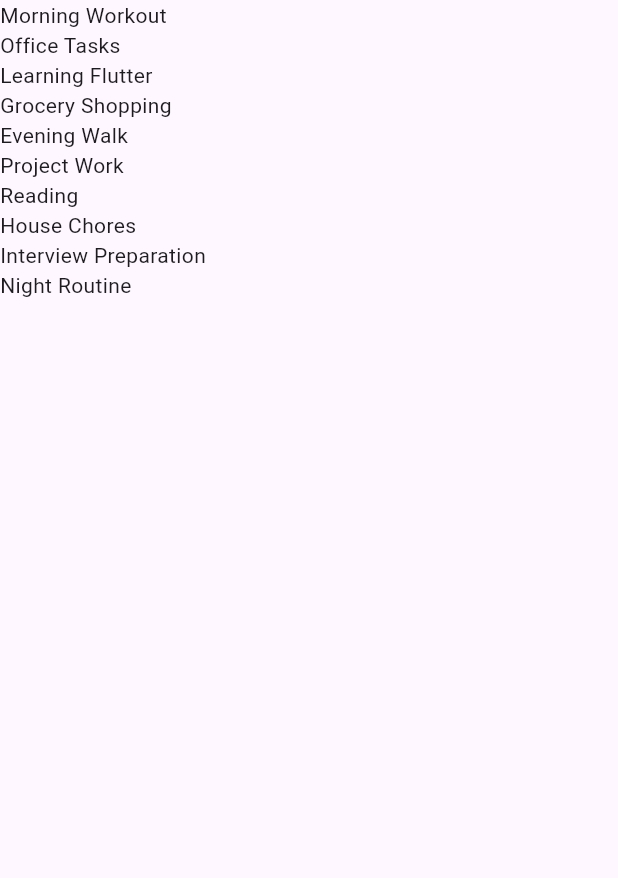
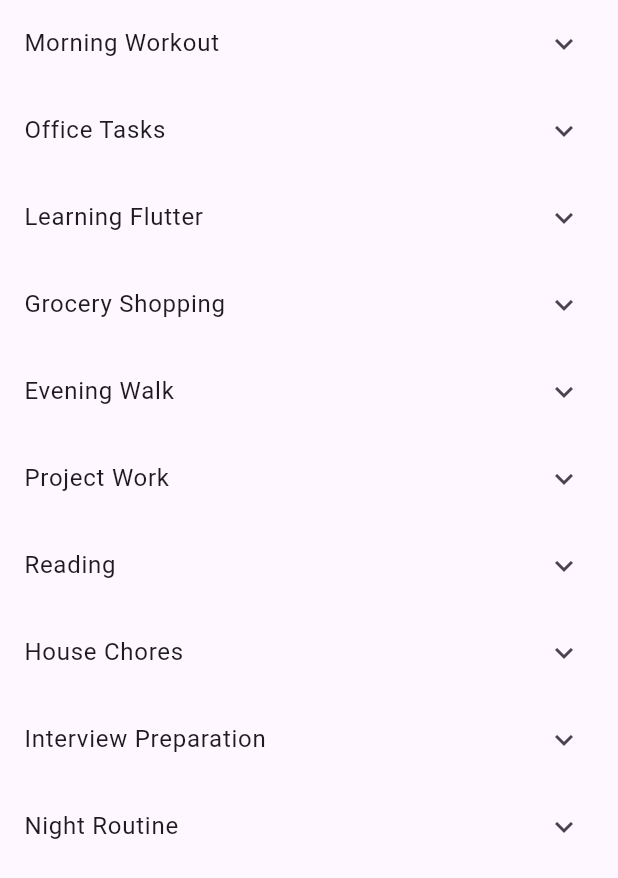
Before and after one commit to AtharvaParkale/flutter_ui_practice, a Flutter app: the UsersScreen screen opened directly, on a phone screen of 412 x 824 dp. Shown: the top 878 px of the screen. Run offline on Flutter 3.47's test engine with Material 3 defaults, Android fonts, the phone set to English and light mode, and no system bars; our stand-ins replace bloc, flutter_bloc; missing offline and left inert: dart:ffi.

Commit message:
:memo: add tasks example to the code

```diff
--- a/lib/features/dummy_api/presentation/screens/users_screen.dart
+++ b/lib/features/dummy_api/presentation/screens/users_screen.dart
@@ -50,8 +50,16 @@
             );
           } else if (state is TasksSuccessState) {
             return Scaffold(
-              body: ListView(
-                children: tasks.map((task) => Text(task.title)).toList(),
+              body: ListView.builder(
+                itemCount: tasks.length,
+                itemBuilder: (BuildContext context, int index) {
+                  return ExpansionTile(
+                    title: Text(tasks[index].title),
+                    children: tasks[index].subTasks
+                        .map((subTask) => Text(subTask.description))
+                        .toList(),
+                  );
+                },
               ),
             );
           } else if (state is ErrorState) {
```
Also changed, not shown: 1 other file.
